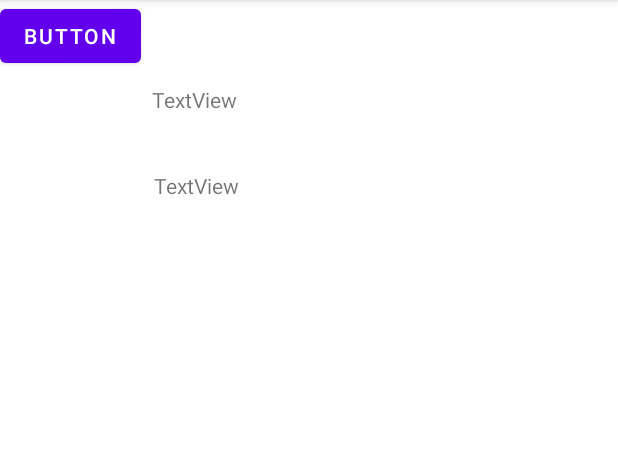
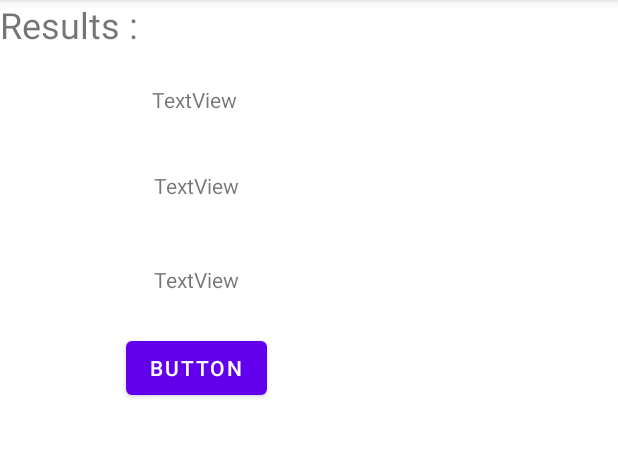
Before and after one commit to riikiti/Lesson3-BD, an Android app: the Result screen opened directly, with no data from a screen before it, on a phone screen of 412 x 824 dp, the part 84-541 px from its top. Run offline under Robolectric (Android 15) with nearby library versions, the phone set to English and light mode, and no system bars.

Commit message:
add name input

```diff
--- a/app/src/main/java/com/example/lesson2/MainActivity.java
+++ b/app/src/main/java/com/example/lesson2/MainActivity.java
@@ -6,6 +6,7 @@ import android.os.Bundle;
 import android.view.View;
 import android.widget.CheckBox;
 import android.content.Intent;
+import android.widget.EditText;
 import android.widget.RadioButton;
 import android.database.sqlite.SQLiteDatabase;
 
@@ -25,6 +26,9 @@ public class MainActivity extends AppCompatActivity {
         Comp f1 = new Comp();
         int multiply = 5;
         try {
+            EditText name = (EditText) findViewById(R.id.name);
+            f1.setName(name.getText().toString());
+
             //checbox
             CheckBox rf = findViewById(R.id.checkBoxP1);
             if (rf.isChecked()) {
--- a/app/src/main/java/com/example/lesson2/Result.java
+++ b/app/src/main/java/com/example/lesson2/Result.java
@@ -78,6 +78,8 @@ public class Result extends AppCompatActivity {
         t.setText(s);
         TextView t1 = findViewById(R.id.res2);
         t1.setText(String.valueOf(sum));
+        TextView t2 = findViewById(R.id.res);
+        t2.setText(comp1.getName());
        // comp1.InsertToBD(db,s);
     }
 
--- a/app/src/main/res/layout/activity_result.xml
+++ b/app/src/main/res/layout/activity_result.xml
@@ -34,6 +34,18 @@
         app:layout_constraintTop_toBottomOf="@+id/res1" />
 
     <TextView
+        android:id="@+id/res"
+        android:layout_width="wrap_content"
+        android:layout_height="wrap_content"
+        android:layout_marginStart="101dp"
+        android:layout_marginTop="43dp"
+        android:layout_marginEnd="252dp"
+        android:text="TextView"
+        app:layout_constraintEnd_toEndOf="parent"
+        app:layout_constraintStart_toStartOf="parent"
+        app:layout_constraintTop_toBottomOf="@+id/res2" />
+
+    <TextView
         android:id="@+id/textView7"
         android:layout_width="115dp"
         android:layout_height="41dp"
@@ -46,8 +58,12 @@
         android:id="@+id/button2"
         android:layout_width="wrap_content"
         android:layout_height="wrap_content"
+        android:layout_marginStart="83dp"
+        android:layout_marginTop="25dp"
+        android:layout_marginEnd="234dp"
+        android:onClick="AllResults"
         android:text="Button"
-        android:onClick="AllResults"
-        tools:layout_editor_absoluteX="83dp"
-        tools:layout_editor_absoluteY="232dp" />
+        app:layout_constraintEnd_toEndOf="parent"
+        app:layout_constraintStart_toStartOf="parent"
+        app:layout_constraintTop_toBottomOf="@+id/res" />
 </androidx.constraintlayout.widget.ConstraintLayout>
```
Also changed, not shown: app/src/main/java/com/example/lesson2/Comp.java (+10 -1 lines), app/src/main/res/layout/activity_main.xml (+24 -2 lines).
